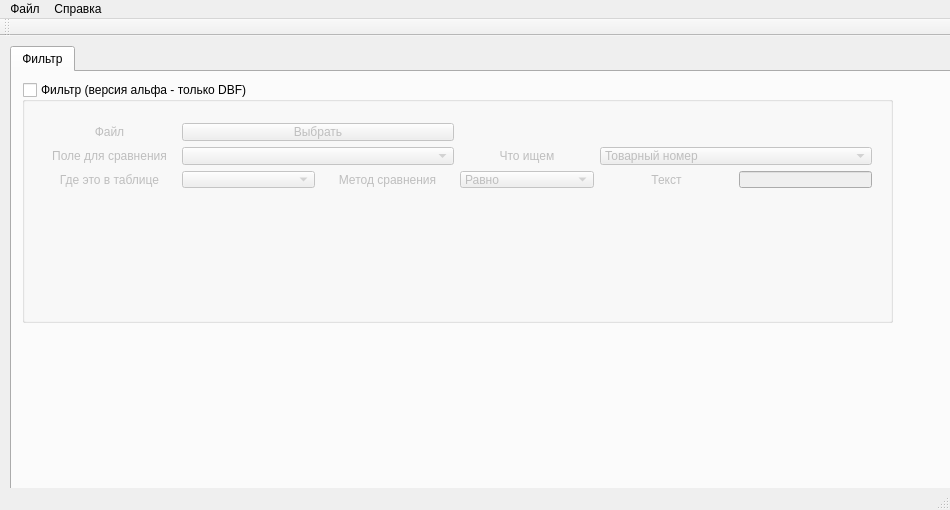
This is cengen.ui in mihailikus/cengen as Qt 5 draws it before an edit. The edited form follows.
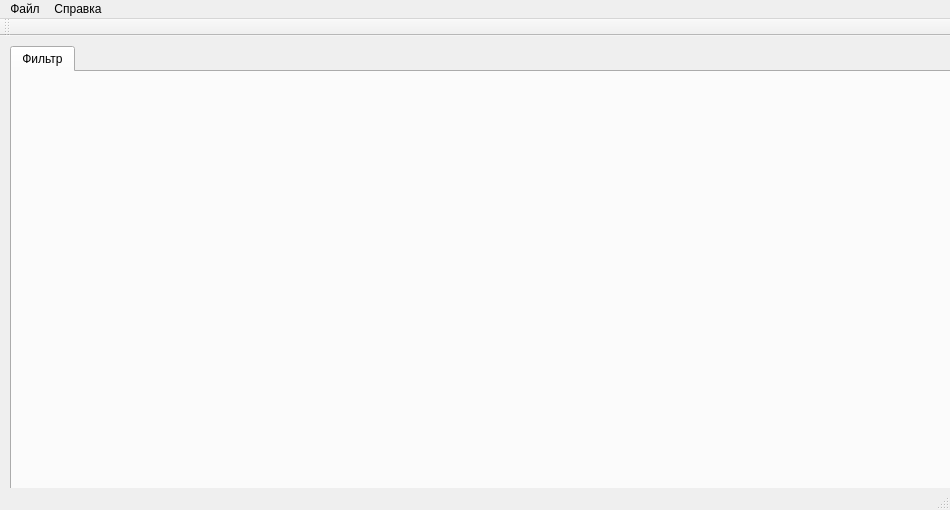
This is the edited form.

Commit message: Done with FILTER tab

Patch:
```diff
--- a/cengen.ui
+++ b/cengen.ui
@@ -30,182 +30,6 @@
      <attribute name="title">
       <string>Фильтр</string>
      </attribute>
-     <widget class="QGroupBox" name="filterBox">
-      <property name="geometry">
-       <rect>
-        <x>10</x>
-        <y>10</y>
-        <width>871</width>
-        <height>241</height>
-       </rect>
-      </property>
-      <property name="title">
-       <string>Фильтр (версия альфа - только DBF)</string>
-      </property>
-      <property name="checkable">
-       <bool>true</bool>
-      </property>
-      <property name="checked">
-       <bool>false</bool>
-      </property>
-      <widget class="QWidget" name="gridLayoutWidget_3">
-       <property name="geometry">
-        <rect>
-         <x>10</x>
-         <y>30</y>
-         <width>851</width>
-         <height>87</height>
-        </rect>
-       </property>
-       <layout class="QGridLayout" name="filterGrid">
-        <item row="2" column="1">
-         <widget class="QComboBox" name="filterWhereBox"/>
-        </item>
-        <item row="2" column="0">
-         <widget class="QLabel" name="label_20">
-          <property name="text">
-           <string>Где это в таблице</string>
-          </property>
-          <property name="alignment">
-           <set>Qt::AlignCenter</set>
-          </property>
-         </widget>
-        </item>
-        <item row="2" column="5">
-         <widget class="QLineEdit" name="filterLineText">
-          <property name="sizePolicy">
-           <sizepolicy hsizetype="Maximum" vsizetype="Fixed">
-            <horstretch>0</horstretch>
-            <verstretch>0</verstretch>
-           </sizepolicy>
-          </property>
-          <property name="maximumSize">
-           <size>
-            <width>134</width>
-            <height>16777215</height>
-           </size>
-          </property>
-         </widget>
-        </item>
-        <item row="2" column="4">
-         <widget class="QLabel" name="label_23">
-          <property name="text">
-           <string>Текст</string>
-          </property>
-          <property name="alignment">
-           <set>Qt::AlignCenter</set>
-          </property>
-         </widget>
-        </item>
-        <item row="0" column="1" colspan="2">
-         <widget class="QPushButton" name="filterFileSelectButton">
-          <property name="text">
-           <string>Выбрать</string>
-          </property>
-         </widget>
-        </item>
-        <item row="1" column="0">
-         <widget class="QLabel" name="label_21">
-          <property name="text">
-           <string>Поле для сравнения</string>
-          </property>
-          <property name="alignment">
-           <set>Qt::AlignCenter</set>
-          </property>
-         </widget>
-        </item>
-        <item row="1" column="1" colspan="2">
-         <widget class="QComboBox" name="filterWhatBox"/>
-        </item>
-        <item row="1" column="4" colspan="2">
-         <widget class="QComboBox" name="filterWhatToFoundBox">
-          <property name="editable">
-           <bool>false</bool>
-          </property>
-          <item>
-           <property name="text">
-            <string>Товарный номер</string>
-           </property>
-          </item>
-          <item>
-           <property name="text">
-            <string>Штрих-код</string>
-           </property>
-          </item>
-          <item>
-           <property name="text">
-            <string>Название</string>
-           </property>
-          </item>
-          <item>
-           <property name="text">
-            <string>Цена</string>
-           </property>
-          </item>
-         </widget>
-        </item>
-        <item row="2" column="2">
-         <widget class="QLabel" name="label_22">
-          <property name="text">
-           <string>Метод сравнения</string>
-          </property>
-          <property name="alignment">
-           <set>Qt::AlignCenter</set>
-          </property>
-         </widget>
-        </item>
-        <item row="2" column="3">
-         <widget class="QComboBox" name="filterMethodBox">
-          <item>
-           <property name="text">
-            <string>Равно</string>
-           </property>
-          </item>
-          <item>
-           <property name="text">
-            <string>Не равно</string>
-           </property>
-          </item>
-          <item>
-           <property name="text">
-            <string>Больше</string>
-           </property>
-          </item>
-          <item>
-           <property name="text">
-            <string>Меньше</string>
-           </property>
-          </item>
-          <item>
-           <property name="text">
-            <string>Похоже</string>
-           </property>
-          </item>
-         </widget>
-        </item>
-        <item row="0" column="0">
-         <widget class="QLabel" name="label_18">
-          <property name="text">
-           <string>Файл</string>
-          </property>
-          <property name="alignment">
-           <set>Qt::AlignCenter</set>
-          </property>
-         </widget>
-        </item>
-        <item row="1" column="3">
-         <widget class="QLabel" name="label_19">
-          <property name="text">
-           <string>Что ищем</string>
-          </property>
-          <property name="alignment">
-           <set>Qt::AlignCenter</set>
-          </property>
-         </widget>
-        </item>
-       </layout>
-      </widget>
-     </widget>
     </widget>
    </widget>
   </widget>
```
The commit also changes 6 other files.
